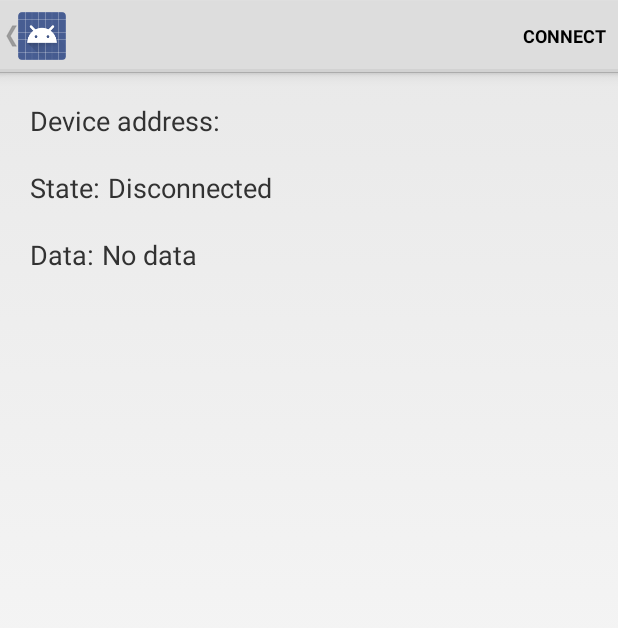
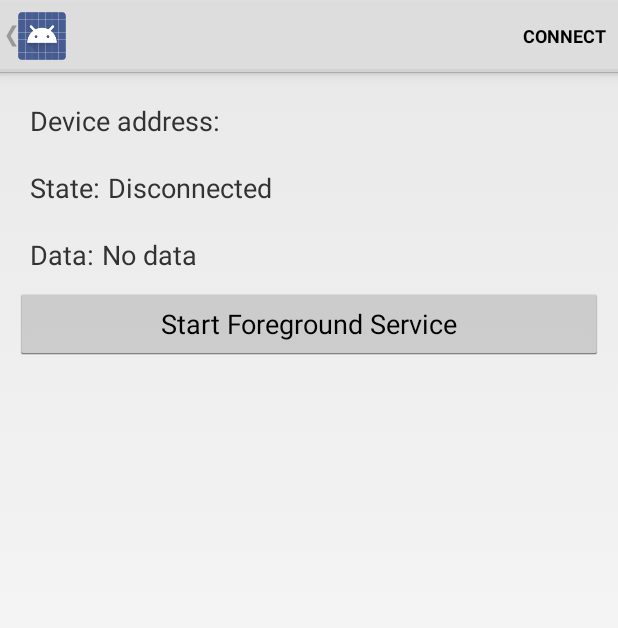
Before and after one commit to kerem9811/ADSE1310, an Android app: the DeviceControlActivity screen opened directly, with no data from a screen before it, on a phone screen of 412 x 824 dp. Shown: the top 628 px of the screen. Run offline under Robolectric (Android 15) with nearby library versions, the phone set to English and light mode, and no system bars; 3 statements that could not run were skipped.

Commit message:
complete app

```diff
--- a/Application/src/main/java/com/example/android/bluetoothlegatt/DeviceControlActivity.java
+++ b/Application/src/main/java/com/example/android/bluetoothlegatt/DeviceControlActivity.java
@@ -15,6 +15,12 @@
  */
 
 package com.example.android.bluetoothlegatt;
+
+//Importing packages
+
+import android.os.Handler;
+import android.widget.Button;
+
 
 import android.app.Activity;
 import android.bluetooth.BluetoothGattCharacteristic;
@@ -46,6 +52,9 @@ import java.util.List;
  * Bluetooth LE API.
  */
 public class DeviceControlActivity extends Activity {
+    //Declaration of timer
+    private Handler nHandler;
+
     private final static String TAG = DeviceControlActivity.class.getSimpleName();
 
     public static final String EXTRAS_DEVICE_NAME = "DEVICE_NAME";
@@ -145,7 +154,7 @@ public class DeviceControlActivity extends Activity {
                     }
                     return false;
                 }
-    };
+            };
 
     private void clearUI() {
         mGattServicesList.setAdapter((SimpleExpandableListAdapter) null);
@@ -156,6 +165,8 @@ public class DeviceControlActivity extends Activity {
     public void onCreate(Bundle savedInstanceState) {
         super.onCreate(savedInstanceState);
         setContentView(R.layout.gatt_services_characteristics);
+        this.nHandler = new Handler();
+
 
         final Intent intent = getIntent();
         mDeviceName = intent.getStringExtra(EXTRAS_DEVICE_NAME);
@@ -165,6 +176,9 @@ public class DeviceControlActivity extends Activity {
         ((TextView) findViewById(R.id.device_address)).setText(mDeviceAddress);
         mGattServicesList = (ExpandableListView) findViewById(R.id.gatt_services_list);
         mGattServicesList.setOnChildClickListener(servicesListClickListner);
+
+        n_Runnable.run();
+
         mConnectionState = (TextView) findViewById(R.id.connection_state);
         mDataField = (TextView) findViewById(R.id.data_value);
 
@@ -172,6 +186,18 @@ public class DeviceControlActivity extends Activity {
         getActionBar().setDisplayHomeAsUpEnabled(true);
         Intent gattServiceIntent = new Intent(this, BluetoothLeService.class);
         bindService(gattServiceIntent, mServiceConnection, BIND_AUTO_CREATE);
+
+        //foreground
+        Button startServiceButton = (Button) findViewById(R.id.start_foreground_service_button);
+        startServiceButton.setOnClickListener(new View.OnClickListener() {
+            @Override
+            public void onClick(View v) {
+                Intent i = new Intent(DeviceControlActivity.this, BluetoothLeService.class);
+                i.setAction(BluetoothLeService.ACTION_START_FOREGROUND_SERVICE);
+                startService(i);
+            }
+        });
+
     }
 
     @Override
@@ -212,7 +238,7 @@ public class DeviceControlActivity extends Activity {
 
     @Override
     public boolean onOptionsItemSelected(MenuItem item) {
-        switch(item.getItemId()) {
+        switch (item.getItemId()) {
             case R.id.menu_connect:
                 mBluetoothLeService.connect(mDeviceAddress);
                 return true;
@@ -288,12 +314,12 @@ public class DeviceControlActivity extends Activity {
                 this,
                 gattServiceData,
                 android.R.layout.simple_expandable_list_item_2,
-                new String[] {LIST_NAME, LIST_UUID},
-                new int[] { android.R.id.text1, android.R.id.text2 },
+                new String[]{LIST_NAME, LIST_UUID},
+                new int[]{android.R.id.text1, android.R.id.text2},
                 gattCharacteristicData,
                 android.R.layout.simple_expandable_list_item_2,
-                new String[] {LIST_NAME, LIST_UUID},
-                new int[] { android.R.id.text1, android.R.id.text2 }
+                new String[]{LIST_NAME, LIST_UUID},
+                new int[]{android.R.id.text1, android.R.id.text2}
         );
         mGattServicesList.setAdapter(gattServiceAdapter);
     }
@@ -306,4 +332,12 @@ public class DeviceControlActivity extends Activity {
         intentFilter.addAction(BluetoothLeService.ACTION_DATA_AVAILABLE);
         return intentFilter;
     }
+
+    private final Runnable n_Runnable = new Runnable() {
+        public void run() {
+//        to click on list for getting update
+            mGattServicesList.performItemClick(null, 4, 0);
+            DeviceControlActivity.this.nHandler.postDelayed(n_Runnable, 500);
+        }
+    };
 }
--- a/Application/src/main/res/layout/gatt_services_characteristics.xml
+++ b/Application/src/main/res/layout/gatt_services_characteristics.xml
@@ -1,5 +1,4 @@
-<?xml version="1.0" encoding="utf-8"?>
-<!-- Copyright (C) 2013 The Android Open Source Project
+<?xml version="1.0" encoding="utf-8"?><!-- Copyright (C) 2013 The Android Open Source Project
 
      Licensed under the Apache License, Version 2.0 (the "License");
      you may not use this file except in compliance with the License.
@@ -14,58 +13,90 @@
      limitations under the License.
 -->
 <LinearLayout xmlns:android="http://schemas.android.com/apk/res/android"
-        android:orientation="vertical"
     android:layout_width="match_parent"
     android:layout_height="wrap_content"
-        android:layout_margin="10dp">
-    <LinearLayout android:orientation="horizontal"
+    android:layout_margin="10dp"
+    android:orientation="vertical">
+
+    <LinearLayout
         android:layout_width="match_parent"
         android:layout_height="wrap_content"
-                  android:layout_margin="10dp">
-        <TextView android:layout_width="wrap_content"
+        android:layout_margin="10dp"
+        android:orientation="horizontal">
+
+        <TextView
+            android:layout_width="wrap_content"
             android:layout_height="wrap_content"
             android:text="@string/label_device_address"
-                  android:textSize="18sp"/>
-        <Space android:layout_width="5dp"
-               android:layout_height="wrap_content"/>
-        <TextView android:id="@+id/device_address"
+            android:textSize="18sp" />
+
+        <Space
+            android:layout_width="5dp"
+            android:layout_height="wrap_content" />
+
+        <TextView
+            android:id="@+id/device_address"
             android:layout_width="match_parent"
             android:layout_height="wrap_content"
-                android:textSize="18sp"/>
+            android:textSize="18sp" />
     </LinearLayout>
-    <LinearLayout android:orientation="horizontal"
+
+    <LinearLayout
         android:layout_width="match_parent"
         android:layout_height="wrap_content"
-                  android:layout_margin="10dp">
-        <TextView android:layout_width="wrap_content"
+        android:layout_margin="10dp"
+        android:orientation="horizontal">
+
+        <TextView
+            android:layout_width="wrap_content"
             android:layout_height="wrap_content"
             android:text="@string/label_state"
-                  android:textSize="18sp"/>
-        <Space android:layout_width="5dp"
-               android:layout_height="wrap_content"/>
-        <TextView android:id="@+id/connection_state"
+            android:textSize="18sp" />
+
+        <Space
+            android:layout_width="5dp"
+            android:layout_height="wrap_content" />
+
+        <TextView
+            android:id="@+id/connection_state"
             android:layout_width="match_parent"
             android:layout_height="wrap_content"
             android:text="@string/disconnected"
-                  android:textSize="18sp"/>
+            android:textSize="18sp" />
     </LinearLayout>
-    <LinearLayout android:orientation="horizontal"
+
+    <LinearLayout
         android:layout_width="match_parent"
         android:layout_height="wrap_content"
-                  android:layout_margin="10dp">
-        <TextView android:layout_width="wrap_content"
+        android:layout_margin="10dp"
+        android:orientation="horizontal">
+
+        <TextView
+            android:layout_width="wrap_content"
             android:layout_height="wrap_content"
             android:text="@string/label_data"
-                  android:textSize="18sp"/>
-        <Space android:layout_width="5dp"
-               android:layout_height="wrap_content"/>
-        <TextView android:id="@+id/data_value"
+            android:textSize="18sp" />
+
+        <Space
+            android:layout_width="5dp"
+            android:layout_height="wrap_content" />
+
+        <TextView
+            android:id="@+id/data_value"
             android:layout_width="match_parent"
             android:layout_height="wrap_content"
             android:text="@string/no_data"
-                  android:textSize="18sp"/>
+            android:textSize="18sp" />
     </LinearLayout>
-    <ExpandableListView android:id="@+id/gatt_services_list"
+
+    <ExpandableListView
+        android:id="@+id/gatt_services_list"
         android:layout_width="match_parent"
-            android:layout_height="wrap_content"/>
+        android:layout_height="wrap_content" />
+
+    <Button
+        android:id="@+id/start_foreground_service_button"
+        android:layout_width="match_parent"
+        android:layout_height="wrap_content"
+        android:text="Start Foreground Service" />
 </LinearLayout>
```
Also changed, not shown: Application/src/main/AndroidManifest.xml (+8 -0 lines), Application/src/main/java/com/example/android/bluetoothlegatt/BluetoothLeService.java (+35 -6 lines), 1 other file. Lines whose indentation alone changed are shown as unchanged.
